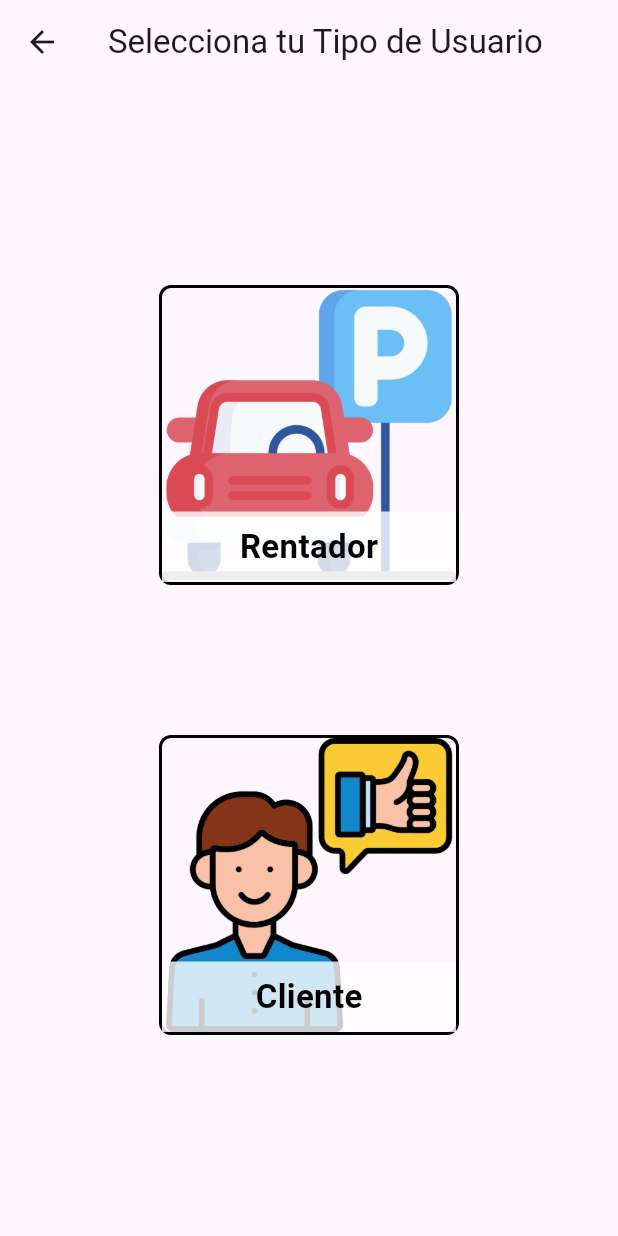
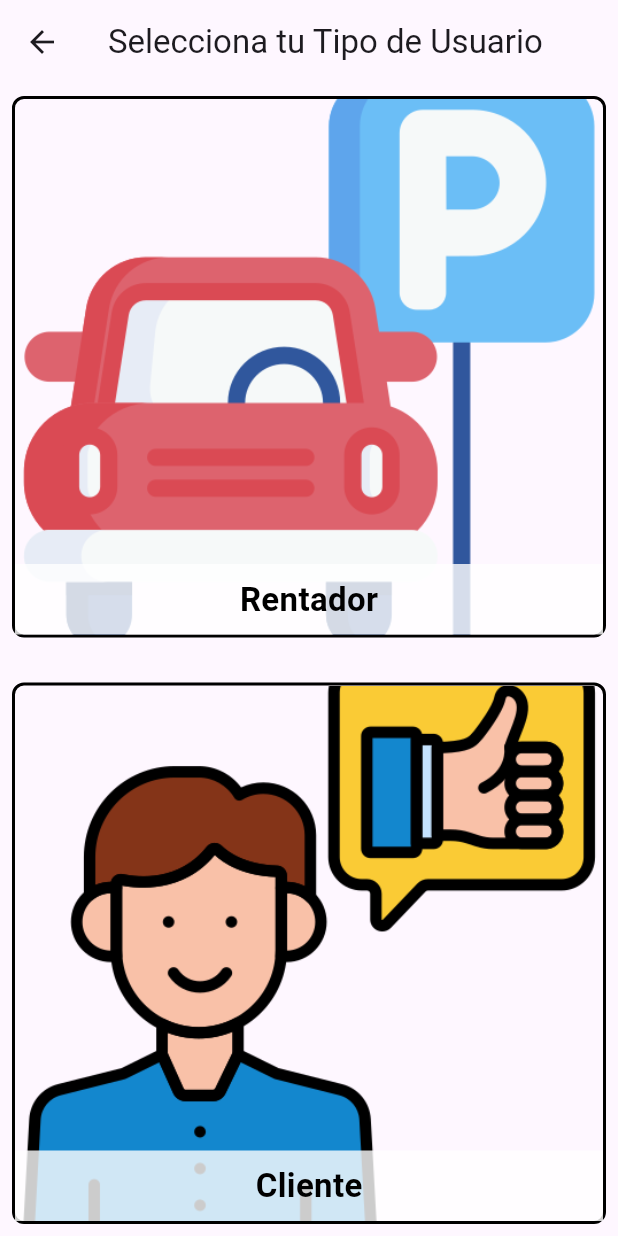
Before and after one commit to IMZ-JAM/Rental_Porch, a Flutter app: the TipoUsuarioScreen screen opened directly, on a phone screen of 412 x 824 dp. Run offline on Flutter 3.47's test engine with Material 3 defaults, Android fonts, the light colour scheme and no system bars; our stand-ins replace cloud_firestore, firebase_core, flutter_styled_toast, geolocator, google_maps_flutter, permission_handler; accounts and stored records are empty; network calls fail.

Commit message:
Update dosopciones.dart

```diff
--- a/lib/presentation/dosopciones.dart
+++ b/lib/presentation/dosopciones.dart
@@ -10,9 +10,12 @@ class TipoUsuarioScreen extends StatelessWidget {
         title: const Text('Selecciona tu Tipo de Usuario'),
       ),
       body: Center(
+        child: Padding(
+          padding: const EdgeInsets.all(8.0),
           child: Column(
             mainAxisAlignment: MainAxisAlignment.center,
             children: <Widget>[
+              Expanded(child:
               InkWell(
                 onTap: () {
                   Navigator.push(
@@ -21,8 +24,7 @@ class TipoUsuarioScreen extends StatelessWidget {
                   );
                 },
                 child: Container(
-                width: 200.0,
-                height: 200.0,
+
                   decoration: BoxDecoration(
                     border: Border.all(
                       color: Colors.black, // Puedes ajustar el color del borde
@@ -61,8 +63,9 @@ class TipoUsuarioScreen extends StatelessWidget {
                   ),
                 ),
               ),
-            const SizedBox(height: 100.0),
-            InkWell(
+              ),
+              const SizedBox(height: 30.0),
+              Expanded( child: InkWell(
                 onTap: () {
                   Navigator.push(
                     context,
@@ -70,8 +73,7 @@ class TipoUsuarioScreen extends StatelessWidget {
                   );
                 },
                 child: Container(
-                width: 200.0,
-                height: 200.0,
+
                   decoration: BoxDecoration(
                     border: Border.all(
                       color: Colors.black,
@@ -110,7 +112,9 @@ class TipoUsuarioScreen extends StatelessWidget {
                   ),
                 ),
               ),
+              ),
              ],
+                ),
         ),
       ),
     );
```
Lines whose indentation alone changed are shown as unchanged.
